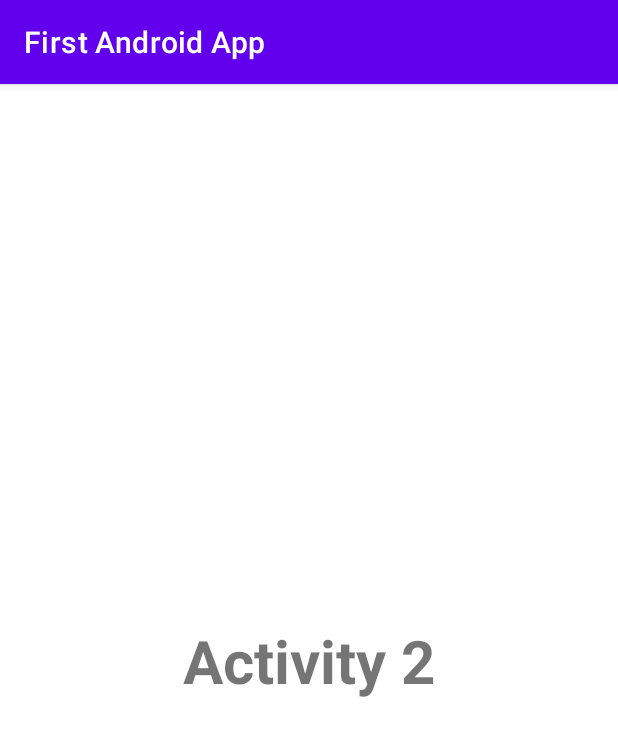
After one commit to nald-dev/first_android_app, an Android app: the Activity2 screen opened directly, with no data from a screen before it, on a phone screen of 412 x 824 dp. The commit adds this screen. Shown: the top 736 px of the screen. Run offline under Robolectric (Android 15) with nearby library versions, the phone set to English and light mode, and no system bars.

Commit message:
Add new activity

```diff
--- a/app/src/main/AndroidManifest.xml
+++ b/app/src/main/AndroidManifest.xml
@@ -14,6 +14,9 @@
         android:theme="@style/Theme.FirstAndroidApp"
         android:usesCleartextTraffic="true">
         <activity
+            android:name=".Activity2"
+            android:exported="false" />
+        <activity
             android:name=".MainActivity"
             android:exported="true">
             <intent-filter>
--- /dev/null
+++ b/app/src/main/java/com/my/first_android_app/Activity2.kt
@@ -0,0 +1,11 @@
+package com.my.first_android_app
+
+import androidx.appcompat.app.AppCompatActivity
+import android.os.Bundle
+
+class Activity2 : AppCompatActivity() {
+    override fun onCreate(savedInstanceState: Bundle?) {
+        super.onCreate(savedInstanceState)
+        setContentView(R.layout.activity_2)
+    }
+}
--- /dev/null
+++ b/app/src/main/res/layout/activity_2.xml
@@ -0,0 +1,22 @@
+<?xml version="1.0" encoding="utf-8"?>
+<androidx.constraintlayout.widget.ConstraintLayout xmlns:android="http://schemas.android.com/apk/res/android"
+    xmlns:app="http://schemas.android.com/apk/res-auto"
+    xmlns:tools="http://schemas.android.com/tools"
+    android:layout_width="match_parent"
+    android:layout_height="match_parent"
+    tools:context=".Activity2">
+
+    <TextView
+        android:id="@+id/textView"
+        android:layout_width="wrap_content"
+        android:layout_height="wrap_content"
+        android:layout_gravity="center"
+        android:text="Activity 2"
+        android:textSize="40sp"
+        android:textStyle="bold"
+        app:layout_constraintBottom_toBottomOf="parent"
+        app:layout_constraintLeft_toLeftOf="parent"
+        app:layout_constraintRight_toRightOf="parent"
+        app:layout_constraintTop_toTopOf="parent" />
+
+</androidx.constraintlayout.widget.ConstraintLayout>
```
Also changed, not shown: app/src/main/java/com/my/first_android_app/MainActivity.kt (+11 -5 lines), app/src/main/res/layout/activity_main.xml (+4 -4 lines).
